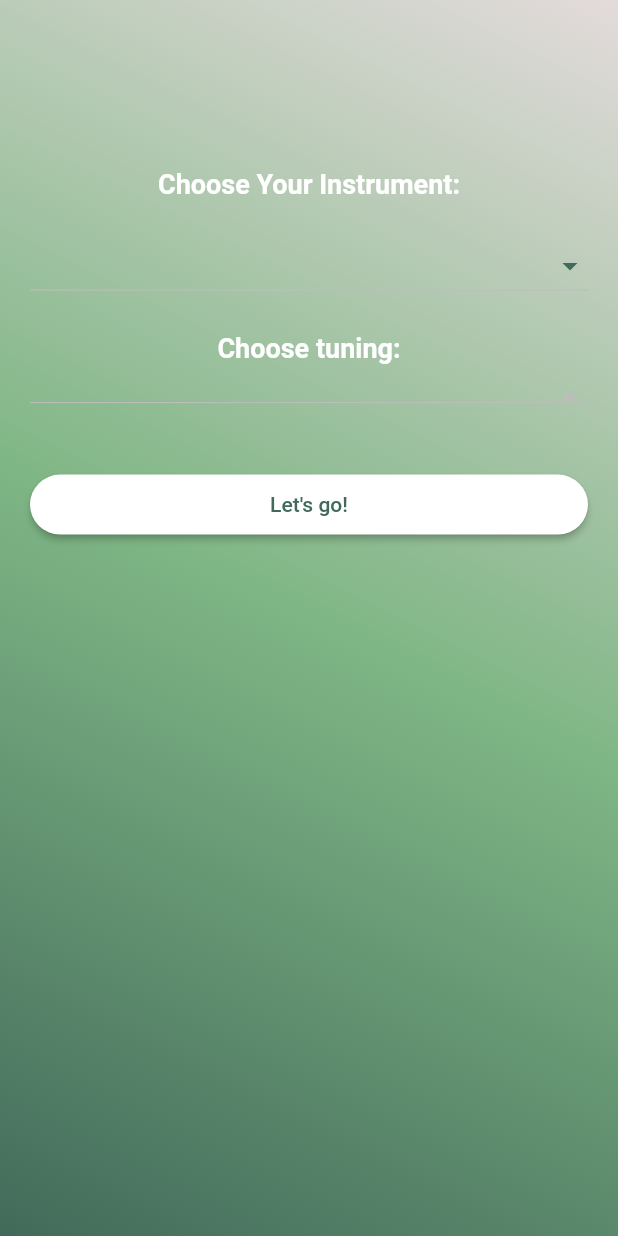
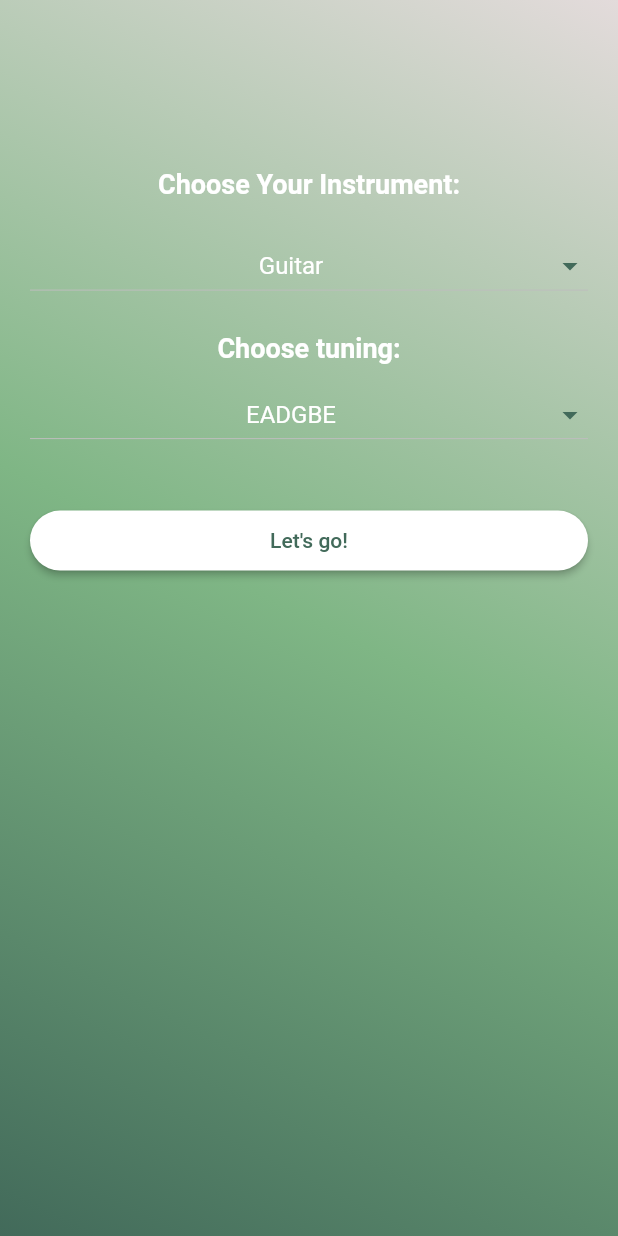
Before and after one commit to polancka/Guitar-tuner-mobile-app-, a Flutter app: the MyHomePage screen opened directly, on a phone screen of 412 x 824 dp. Run offline on Flutter 3.47's test engine with Material 2 defaults, Android fonts, the phone set to English and light mode, and no system bars; our stand-ins replace permission_handler; missing offline and left inert: flutter_audio_capture, pitch_detector_dart, pitchupdart.

```diff
--- a/guitar_tuner/lib/home.dart
+++ b/guitar_tuner/lib/home.dart
@@ -10,8 +10,8 @@ class MyHomePage extends StatefulWidget {
 }
 
 class _MyHomePageState extends State<MyHomePage> {
-  String? selectedInstrument = null;
-  String? selectedNote = null;
+  String? selectedInstrument = "Guitar";
+  String? selectedNote = "EADGBE";
   bool isButtonEnabled = false;
 
   @override
@@ -57,6 +57,7 @@ class _MyHomePageState extends State<MyHomePage> {
                     const SizedBox(height: 20),
                     // first dropdown
                     DropdownButton(
+                      value: selectedInstrument,
                       dropdownColor: Styles.deepgreen,
                       items: [
                         DropdownMenuItem(
@@ -67,25 +68,28 @@ class _MyHomePageState extends State<MyHomePage> {
                           )),
                           value: "Guitar",
                         ),
-                        DropdownMenuItem(
-                          child: Center(
-                              child: Text(
-                            "Ukulele",
-                            style: TextStyle(color: Colors.white),
-                          )),
-                          value: "Ukulele",
-                        ),
-                        DropdownMenuItem(
-                          child: Center(
-                              child: Text(
-                            "Violin",
-                            style: TextStyle(color: Colors.white),
-                          )),
-                          value: "Violin",
-                        )
+                        // DropdownMenuItem(
+                        //   child: Center(
+                        //       child: Text(
+                        //     "Ukulele",
+                        //     style: TextStyle(color: Colors.white),
+                        //   )),
+                        //   value: "Ukulele",
+                        // ),
+                        // DropdownMenuItem(
+                        //   child: Center(
+                        //       child: Text(
+                        //     "Violin",
+                        //     style: TextStyle(color: Colors.white),
+                        //   )),
+                        //   value: "Violin",
+                        // )
                       ],
-                      value: selectedInstrument,
-                      onChanged: dropdownInstrumentCallback,
+                      onChanged: (String? newValue) {
+                        setState(() {
+                          selectedInstrument = newValue!;
+                        });
+                      },
                       iconEnabledColor: Styles.deepgreen,
                       isExpanded: true,
                     ),
@@ -104,8 +108,19 @@ class _MyHomePageState extends State<MyHomePage> {
 
                     DropdownButton(
                       dropdownColor: Styles.deepgreen,
-                      items: buildNoteDropdownItems(selectedInstrument),
                       value: selectedNote,
+                      items: [
+                        DropdownMenuItem(
+                            value: "EADGBE",
+                            child: Center(
+                                child: Text("EADGBE",
+                                    style: TextStyle(color: Colors.white)))),
+                        DropdownMenuItem(
+                            value: "drop D",
+                            child: Center(
+                                child: Text("drop D",
+                                    style: TextStyle(color: Colors.white)))),
+                      ],
                       onChanged: dropdownTuningCallback,
                       iconEnabledColor: Styles.deepgreen,
                       isExpanded: true,
@@ -151,9 +166,9 @@ class _MyHomePageState extends State<MyHomePage> {
     if (selectedInstrument == "Guitar") {
       return [
         DropdownMenuItem(
-            value: "EADGHE",
+            value: "EADGBE",
             child: Center(
-                child: Text("EADGHE", style: TextStyle(color: Colors.white)))),
+                child: Text("EADGBE", style: TextStyle(color: Colors.white)))),
         DropdownMenuItem(
             value: "drop D",
             child: Center(
--- a/guitar_tuner/lib/main.dart
+++ b/guitar_tuner/lib/main.dart
@@ -26,7 +26,7 @@ class MyApp extends StatelessWidget {
         // is not restarted.
         primarySwatch: Colors.grey,
       ),
-      home: const TuningPage(instrument: "Guitar", tuning: "drop D"),
+      home: MyHomePage(),
     );
   }
 }
```
Also changed, not shown: guitar_tuner/lib/tuning.dart (+152 -38 lines), guitar_tuner/lib/utils/still.png, guitar_tuner/lib/utils/wave.gif, guitar_tuner/sc-tuned.png (added), guitar_tuner/sc-tuning1.png.
